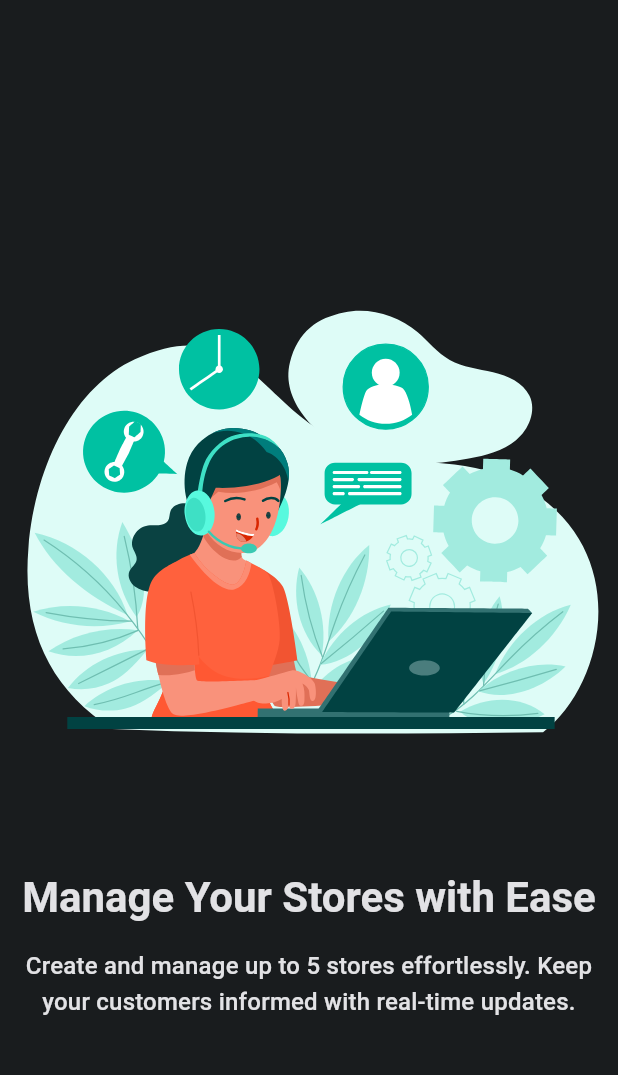
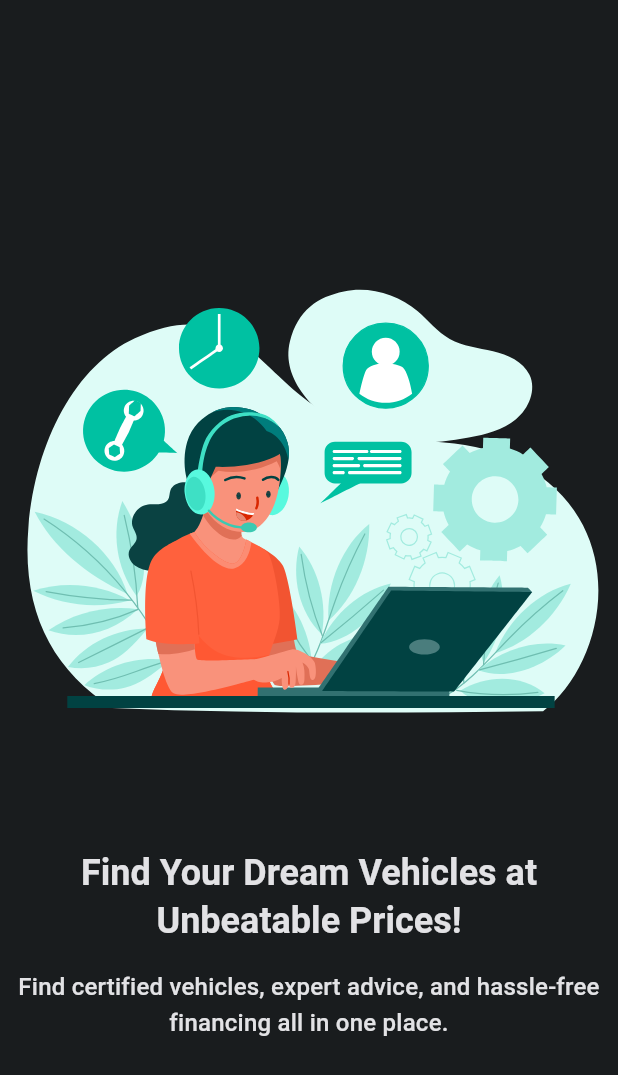
Before and after one commit to msiprime/NovaWheels, a Flutter app: the OnBoardingPage2 widget shown alone on an empty page, opened directly, on a phone screen of 412 x 824 dp. Shown: the top 1075 px of the screen. Run offline on Flutter 3.47's test engine with Material 3 defaults, Android fonts, the phone set to English and light mode, and no system bars; our stand-ins replace cached_network_image, dartz, dio, equatable, firebase_core, firebase_messaging and 19 more; missing offline and left inert: shadcn_ui; accounts and stored records are empty; generated files the repository leaves out were written again; statements that could not run were skipped; project files that could hold a hidden picture were left out.

Commit message:
onboarding implemented, lotties need to be explored, slogans are done

```diff
--- a/lib/config/sl/injection_container.dart
+++ b/lib/config/sl/injection_container.dart
@@ -1,4 +1,3 @@
-import 'package:flutter_dotenv/flutter_dotenv.dart';
 import 'package:get_it/get_it.dart';
 import 'package:internet_connection_checker_plus/internet_connection_checker_plus.dart';
 import 'package:nova_wheels/config/supabase/secret/app_secrets.dart';
@@ -52,8 +51,6 @@ Future<void> init() async {
     () => restClient,
   );
 
-  await dotenv.load(fileName: '.env');
-
   final supaBase = await Supabase.initialize(
     url: AppSecrets.supaBaseUrl,
     anonKey: AppSecrets.supaAnonKey,
--- /dev/null
+++ b/lib/features/onboarding/presentation/pages/onboarding_page2.dart
@@ -0,0 +1,31 @@
+import 'package:app_ui/app_ui.dart';
+import 'package:flutter/material.dart';
+import 'package:lottie/lottie.dart';
+import 'package:nova_wheels/shared/values/app_assets_path.dart';
+
+class OnBoardingPage2 extends StatelessWidget {
+  const OnBoardingPage2({super.key});
+
+  @override
+  Widget build(BuildContext context) {
+    return Column(
+      mainAxisAlignment: MainAxisAlignment.center,
+      children: [
+        Lottie.asset(AppAssets.lottieOnboarding2),
+        const SizedBox(height: 24),
+        Text(
+          "Find Your Dream Vehicles at Unbeatable Prices!",
+          style: context.textTheme.headlineSmall
+              ?.copyWith(fontWeight: FontWeight.bold),
+          textAlign: TextAlign.center,
+        ),
+        const SizedBox(height: 16),
+        Text(
+          "Find certified vehicles, expert advice, and hassle-free financing all in one place.",
+          style: context.textTheme.titleMedium,
+          textAlign: TextAlign.center,
+        ),
+      ],
+    );
+  }
+}
--- a/lib/features/onboarding/presentation/pages/onboarding_view.dart
+++ b/lib/features/onboarding/presentation/pages/onboarding_view.dart
@@ -3,11 +3,11 @@ import 'package:flutter/material.dart';
 import 'package:flutter_animate/flutter_animate.dart';
 import 'package:flutter_hooks/flutter_hooks.dart';
 import 'package:go_router/go_router.dart';
-import 'package:lottie/lottie.dart';
-import 'package:nova_wheels/core/base_component/base/base_widgets/base_setting_row.dart';
 import 'package:nova_wheels/core/routes/routes.dart';
+import 'package:nova_wheels/features/onboarding/presentation/pages/onboarding_page1.dart';
+import 'package:nova_wheels/features/onboarding/presentation/pages/onboarding_page2.dart';
+import 'package:nova_wheels/features/onboarding/presentation/pages/onboarding_page3.dart';
 import 'package:nova_wheels/shared/local_storage/cache_service.dart';
-import 'package:nova_wheels/shared/values/app_assets_path.dart';
 import 'package:smooth_page_indicator/smooth_page_indicator.dart';
 
 class OnBoardingView extends HookWidget {
@@ -74,85 +74,3 @@ class OnBoardingView extends HookWidget {
     );
   }
 }
-
-class OnBoardingPage1 extends StatelessWidget {
-  const OnBoardingPage1({super.key});
-
-  @override
-  Widget build(BuildContext context) {
-    return Column(
-      mainAxisAlignment: MainAxisAlignment.center,
-      children: [
-        const ChangeSetting(),
-        Lottie.asset(AppAssets.lottieOnboarding1),
-        const SizedBox(height: 24),
-        Text(
-          "Welcome to Your Ultimate Home Decor Hub!",
-          style: context.textTheme.headlineMedium
-              ?.copyWith(fontWeight: FontWeight.bold),
-          textAlign: TextAlign.center,
-        ),
-        const SizedBox(height: 16),
-        Text(
-          "Discover the best home decor items and manage your inventory with ease.",
-          style: context.textTheme.titleMedium,
-          textAlign: TextAlign.center,
-        ),
-      ],
-    );
-  }
-}
-
-class OnBoardingPage2 extends StatelessWidget {
-  const OnBoardingPage2({super.key});
-
-  @override
-  Widget build(BuildContext context) {
-    return Column(
-      mainAxisAlignment: MainAxisAlignment.center,
-      children: [
-        Lottie.asset(AppAssets.lottieOnboarding2),
-        const SizedBox(height: 24),
-        Text(
-          "Manage Your Stores with Ease",
-          style: context.textTheme.headlineMedium
-              ?.copyWith(fontWeight: FontWeight.bold),
-          textAlign: TextAlign.center,
-        ),
-        const SizedBox(height: 16),
-        Text(
-          "Create and manage up to 5 stores effortlessly. Keep your customers informed with real-time updates.",
-          style: context.textTheme.titleMedium,
-          textAlign: TextAlign.center,
-        ),
-      ],
-    );
-  }
-}
-
-class OnBoardingPage3 extends StatelessWidget {
-  const OnBoardingPage3({super.key});
-
-  @override
-  Widget build(BuildContext context) {
-    return Column(
-      mainAxisAlignment: MainAxisAlignment.center,
-      children: [
-        Lottie.asset(AppAssets.lottieOnboarding3),
-        const SizedBox(height: 24),
-        Text(
-          "Showcase Your Unique Collection",
-          style: context.textTheme.headlineMedium
-              ?.copyWith(fontWeight: FontWeight.bold),
-          textAlign: TextAlign.center,
-        ),
-        const SizedBox(height: 16),
-        Text(
-          "Let the world see your beautiful collections. Your stores are publicly accessible, allowing other users to explore what you offer.",
-          style: context.textTheme.titleMedium,
-          textAlign: TextAlign.center,
-        ),
-      ],
-    );
-  }
-}
--- a/lib/main_prod.dart
+++ b/lib/main_prod.dart
@@ -1,5 +1,6 @@
 import 'package:flutter/material.dart';
 import 'package:flutter_bloc/flutter_bloc.dart';
+import 'package:flutter_dotenv/flutter_dotenv.dart';
 import 'package:nova_wheels/config/environment/build_config.dart';
 import 'package:nova_wheels/config/environment/env_config.dart';
 import 'package:nova_wheels/config/environment/environment.dart';
@@ -11,6 +12,8 @@ import 'package:nova_wheels/shared/utils/bloc_observer.dart';
 
 void main() async {
   WidgetsFlutterBinding.ensureInitialized();
+  await dotenv.load(fileName: ".env");
+
   final themeMode = await CacheService.instance.retrieveTheme();
   final local = await CacheService.instance.retrieveLanguage();
   EnvConfig prodConfig = EnvConfig(
```
Also changed, not shown: lib/features/onboarding/presentation/pages/onboarding_page1.dart (added, +33 -0 lines), lib/features/onboarding/presentation/pages/onboarding_page3.dart (added, +31 -0 lines).
